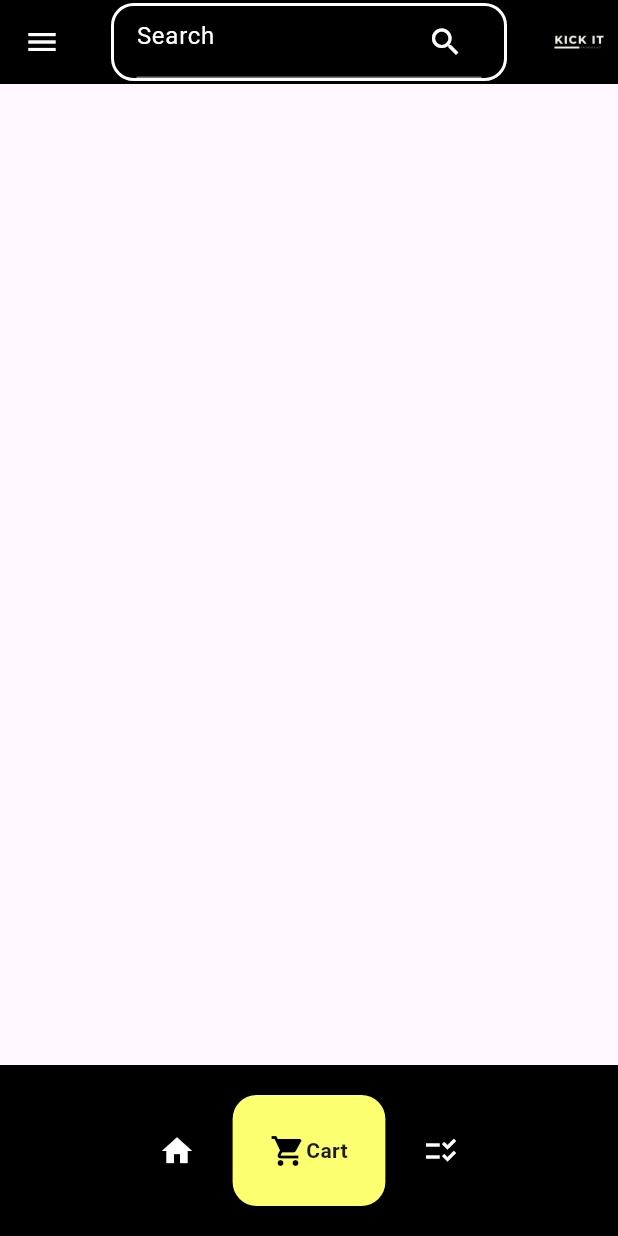
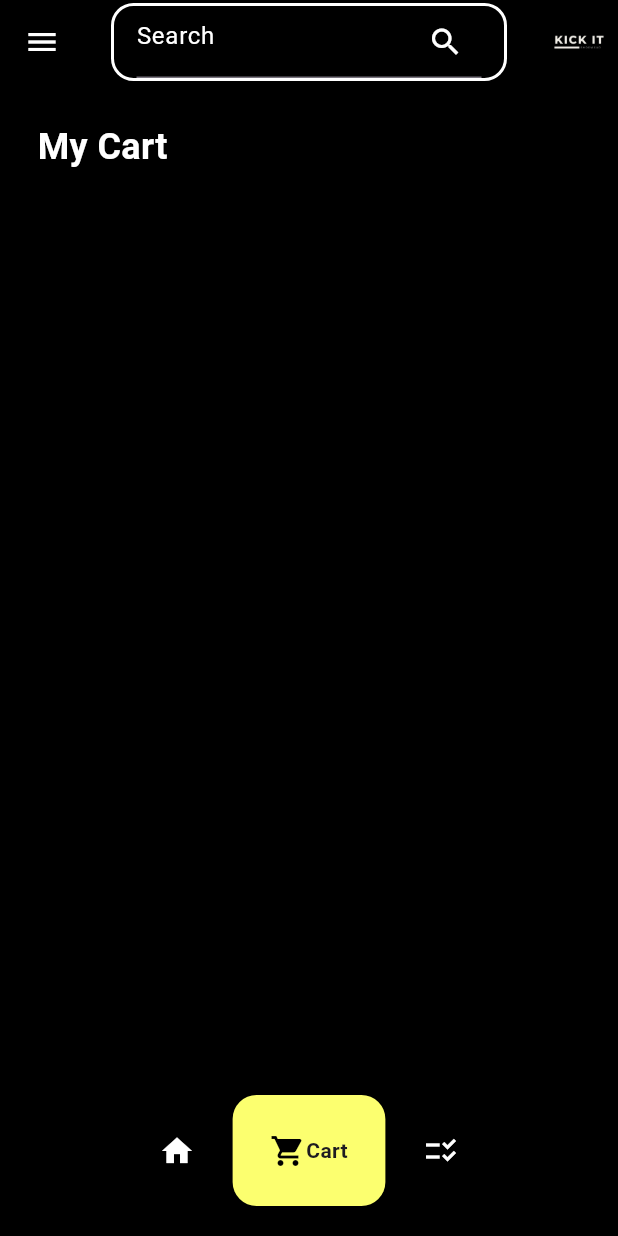
Before and after one commit to M4CLEM/Flutter_Group7_Phase1-5_BSCS_4C_Mobile_Computing, a Flutter app: the HomePage screen opened directly, item 2 of the bottom bar chosen, on a phone screen of 412 x 824 dp. Run offline on Flutter 3.47's test engine with Material 3 defaults, Android fonts, the phone set to English and light mode, and no system bars; drawn by our look-alikes of google_nav_bar.

Commit message:
Cart Page UI, Cart Page Functionalities

```diff
--- a/lib/pages/cart_page.dart
+++ b/lib/pages/cart_page.dart
@@ -1,4 +1,9 @@
+import 'package:bluemart/models/carts.dart';
+import 'package:bluemart/models/shoe.dart';
 import 'package:flutter/material.dart';
+import 'package:provider/provider.dart';
+
+import '../components/cart_item.dart';
 
 class CartPage extends StatefulWidget {
   const CartPage({super.key});
@@ -10,6 +15,36 @@
 class _CartPageState extends State<CartPage> {
   @override
   Widget build(BuildContext context) {
-    return const Scaffold();
+    return Consumer<Cart>(builder: (context, value, child) => Padding(
+      padding: const EdgeInsets.symmetric(horizontal: 25, vertical: 25),
+      child: Column(
+        crossAxisAlignment: CrossAxisAlignment.start,
+        children: [
+          //Header Text
+          const Text('My Cart',
+          style: TextStyle(
+            color: Colors.white,
+            fontWeight: FontWeight.bold,
+            fontSize: 24,
+          ),
+          ),
+
+          const SizedBox(height: 10,),
+
+          Expanded(
+            child: ListView.builder(
+              itemCount: value.getUserCart().length,
+              itemBuilder: (context, index) {
+                // get the individual shoe
+                Shoe individualShoe = value.getUserCart() [index];
+
+                // return the cart item
+                return CartItem(shoe: individualShoe,);
+              }
+            )
+          )
+        ],
+      ),
+    ),);
   }
 }
```
Also changed, not shown: lib/components/cart_item.dart (added, +58 -0 lines), lib/components/shoe_tile.dart (+6 -2 lines), lib/pages/shop_page.dart (+20 -0 lines).
